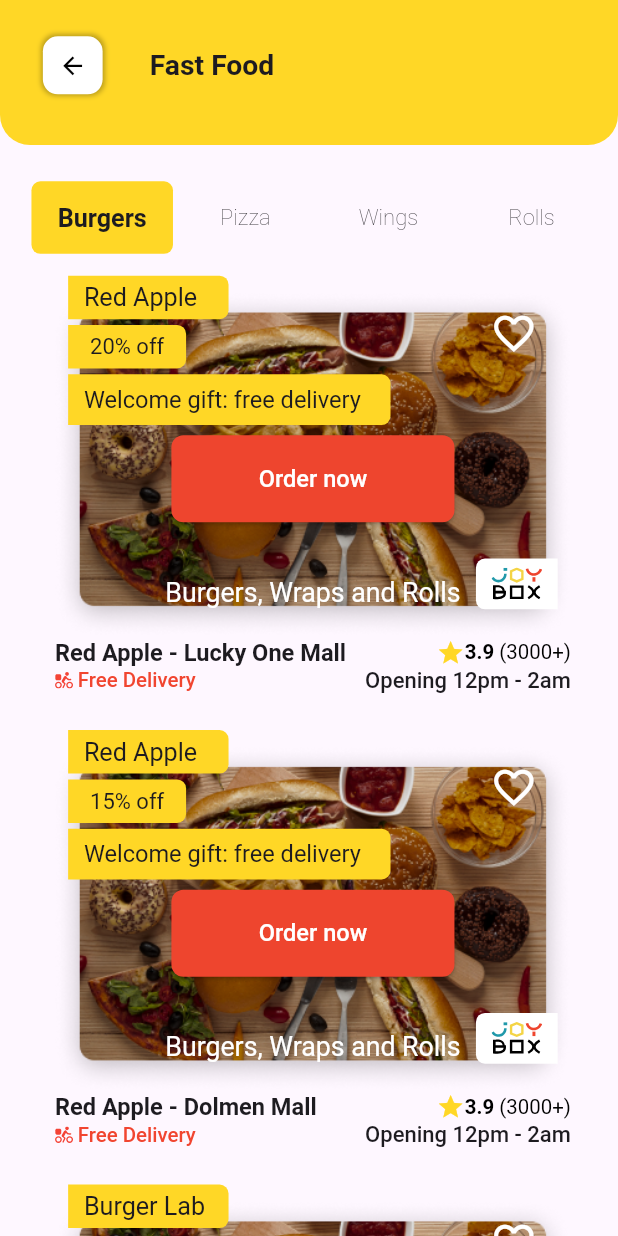
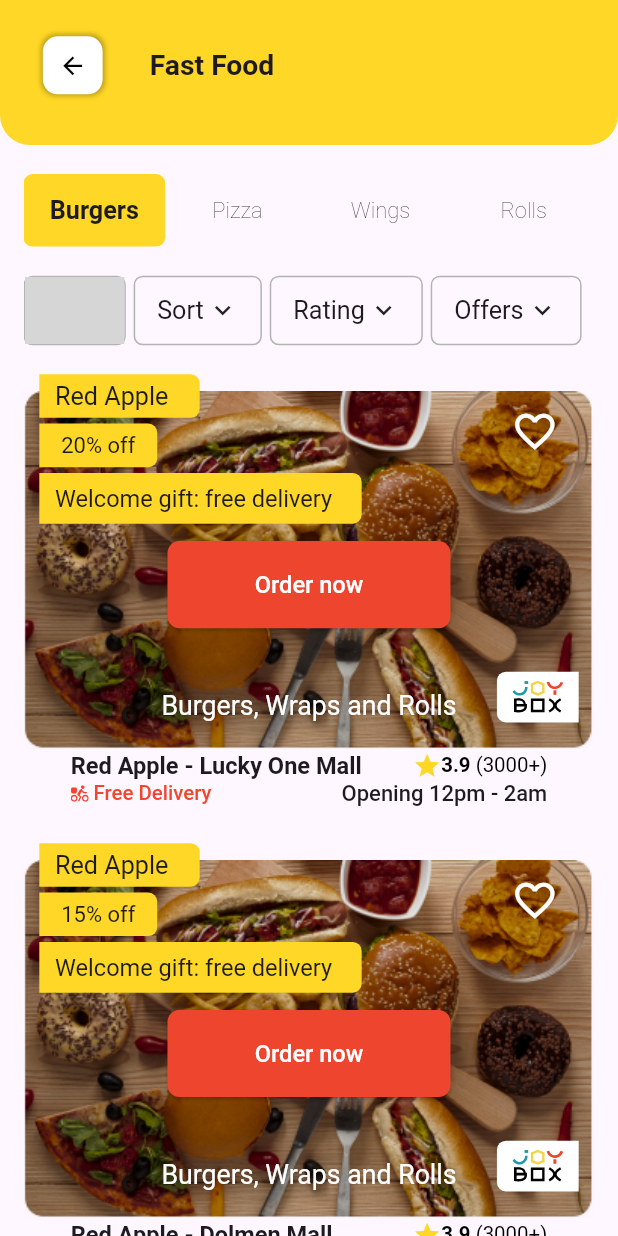
Before and after one commit to JoyBoxpk/joybox_app_v1.0.1, a Flutter app: the FastFoodMainScreen screen opened by its route, on a phone screen of 412 x 824 dp. Run offline on Flutter 3.47's test engine with Material 3 defaults, Android fonts, the phone set to English and light mode, and no system bars; our stand-ins replace cached_network_image, carousel_slider, flutter_advanced_switch, flutter_rating_bar, flutter_screenutil, flutter_svg and 4 more; missing offline and left inert: dart:ffi; accounts and stored records are empty; project files that could hold a hidden picture were left out; grey boxes are pictures that could not be loaded.

```diff
--- a/lib/view/Fast food/fast_food/fast_food_main/fast_food_main.dart
+++ b/lib/view/Fast food/fast_food/fast_food_main/fast_food_main.dart
@@ -1,10 +1,10 @@
 import 'package:flutter/material.dart';
 import 'package:flutter_screenutil/flutter_screenutil.dart';
+import 'package:flutter_svg/flutter_svg.dart';
 import 'package:joy_box_app/common_widgets/common_appbar.dart';
 import 'package:joy_box_app/res/color.dart';
 import 'package:joy_box_app/view/Fast%20food/fast_food/fast_food_main/model/tab_list_model.dart';
 import 'package:joy_box_app/view/Fast%20food/fast_food/fast_food_main/widgets/fast_food_list_widget.dart';
-
 
 class FastFoodMainScreen extends StatefulWidget {
   const FastFoodMainScreen({super.key});
@@ -35,24 +35,22 @@
     TabListModel.nuggetsRestaurantList,
   ];
 
-
   @override
   Widget build(BuildContext context) {
     return Scaffold(
-      appBar: CommonAppBar(
+      appBar: const CommonAppBar(
         text: "Fast Food",
       ),
       body: Container(
         width: double.infinity,
-        margin: EdgeInsets.only(left: 5.w),
+        margin: EdgeInsets.symmetric(horizontal: 15.w),
         child: CustomScrollView(
           slivers: <Widget>[
             SliverPadding(
-              padding: EdgeInsets.only(top: 25.h, bottom: 25.h, left: 15.w), // Adjust the value as needed
+              padding: EdgeInsets.only(top: 20.h, bottom: 20.h),
               sliver: SliverAppBar(
                 toolbarHeight: 50.h,
                 automaticallyImplyLeading: false,
-                // expandedHeight: 20.h,
                 flexibleSpace: FlexibleSpaceBar(
                   stretchModes: const [StretchMode.fadeTitle],
                   background: ListView.separated(
@@ -74,14 +72,16 @@
                           ),
                           alignment: Alignment.center,
                           width: 90.w,
-                          height: 30.h, // Adjusted height
+                          height: 48.h,
+                          // Adjusted height
                           child: Text(
                             tablist[index],
                             style: Theme.of(context)
                                 .textTheme
                                 .displaySmall!
                                 .copyWith(
-                              fontSize: _currentIndex == index ? 16.sp : 14.sp,
+                              fontSize:
+                              _currentIndex == index ? 16.sp : 14.sp,
                               fontWeight: _currentIndex == index
                                   ? FontWeight.w600
                                   : FontWeight.w200,
@@ -94,6 +94,40 @@
                   ),
                 ),
               ),
+            ),
+            SliverToBoxAdapter(
+              child: SingleChildScrollView(
+                scrollDirection: Axis.horizontal,
+                child: Row(
+                  children: [
+                    Container(
+                      alignment: Alignment.center,
+                      width: 65.w,
+                      height: 48.h,
+                      decoration: BoxDecoration(
+                        borderRadius: BorderRadius.circular(6.0),
+                        border: Border.all(
+                          color: Color(0xFFB3B3B3),
+                          width: 1,
+                        ),
+                      ),
+                      child: SvgPicture.asset(
+                          "assets/images/fast_food_screen_img1.svg"),
+                    ),
+                    SizedBox(width: 5.w),
+                    // Wrap DropdownButton with Container
+                    buildDropdownButton("Sort"),
+                    SizedBox(width: 5.w),
+                    // Repeat the same for other DropdownButtons
+                    buildDropdownButton("Rating"),
+                    SizedBox(width: 5.w),
+                    buildDropdownButton("Offers"),
+                  ],
+                ),
+              ),
+            ),
+            SliverToBoxAdapter(
+              child: SizedBox(height: 30.h),
             ),
             SliverList(
               delegate: SliverChildBuilderDelegate(
@@ -112,7 +146,50 @@
           ],
         ),
       ),
+    );
+  }
 
+  Widget buildDropdownButton(String hintText) {
+    return Container(
+      padding: EdgeInsets.symmetric(horizontal: 14.w),
+      alignment: Alignment.center,
+      height: 48.h,
+      // Adjusted height
+      decoration: BoxDecoration(
+        borderRadius: BorderRadius.circular(6.0),
+        border: Border.all(
+          color: const Color(0xFFB3B3B3),
+          width: 1,
+        ),
+      ),
+      child: PopupMenuButton<String>(
+        padding: EdgeInsets.zero,
+        itemBuilder: (BuildContext context) {
+          return tablist.map((String value) {
+            return PopupMenuItem<String>(
+              value: value,
+              child: Text(value),
+            );
+          }).toList();
+        },
+        onSelected: (_) {},
+        child: Container(
+          alignment: Alignment.center,
+          child: Row(
+            children: [
+              Text(
+                hintText,
+                style: Theme.of(context)
+                    .textTheme
+                    .displaySmall!
+                    .copyWith(fontSize: 16.sp),
+              ),
+              SizedBox(width: 2.w),
+              Icon(Icons.keyboard_arrow_down_outlined, size: 20.sp),
+            ],
+          ),
+        ),
+      ),
     );
   }
 }
--- a/lib/view/Fast food/fast_food/fast_food_main/model/tab_list_model.dart
+++ b/lib/view/Fast food/fast_food/fast_food_main/model/tab_list_model.dart
@@ -2,6 +2,7 @@
 
 class TabListModel {
   final String imagePath;
+  final double rating;
   final String title1;
   final String title2;
   final String subTitle;
@@ -9,8 +10,9 @@
   final String? welcomeGift; // Nullable welcomeGift
   final VoidCallback onPressed;
 
-   TabListModel({
+  TabListModel({
     required this.imagePath,
+    required this.rating,
     required this.title1,
     required this.title2,
     required this.subTitle,
@@ -22,6 +24,7 @@
 
   static final List<TabListModel> burgersRestaurantList = [
     TabListModel(
+      rating: 3.0,
       imagePath: "assets/images/hotel_img.png",
       title1: "Red Apple",
       title2: "Burgers, Wraps and Rolls",
@@ -31,6 +34,7 @@
       onPressed: (){},
     ),
     TabListModel(
+      rating: 2.5,
       imagePath: "assets/images/hotel_img.png",
       title1: "Red Apple",
       title2: "Burgers, Wraps and Rolls",
@@ -40,6 +44,7 @@
       onPressed: (){},
     ),
     TabListModel(
+      rating: 2.0,
       imagePath: "assets/images/hotel_img.png",
       title1: "Burger Lab",
       title2: "Burgers, Wraps and Rolls",
@@ -47,6 +52,7 @@
       onPressed: (){},
     ),
     TabListModel(
+      rating: 3.5,
       imagePath: "assets/images/hotel_img.png",
       title1: "Red Apple",
       title2: "Burgers, Wraps and Rolls",
@@ -56,6 +62,7 @@
       onPressed: (){},
     ),
     TabListModel(
+      rating: 1.5,
       imagePath: "assets/images/hotel_img.png",
       title1: "Burger Lab",
       title2: "Burgers, Wraps and Rolls",
@@ -63,6 +70,7 @@
       onPressed: (){},
     ),
     TabListModel(
+      rating: 4.0,
       imagePath: "assets/images/hotel_img.png",
       title1: "Red Apple",
       title2: "Burgers, Wraps and Rolls",
@@ -75,6 +83,7 @@
 
   static final List<TabListModel> pizzaRestaurantList = [
     TabListModel(
+      rating: 4.0,
       imagePath: "assets/images/hotel_img.png",
       title1: "Pizza Max",
       title2: "Fajita Pizza",
@@ -84,6 +93,7 @@
       onPressed: (){},
     ),
     TabListModel(
+      rating: 3.5,
       imagePath: "assets/images/hotel_img.png",
       title1: "Pizza 360",
       title2: "Fajita Pizza",
@@ -93,6 +103,7 @@
       onPressed: (){},
     ),
     TabListModel(
+      rating: 3.5,
       imagePath: "assets/images/hotel_img.png",
       title1: "Broadway",
       title2: "Chicken Spicy Pizza",
@@ -100,6 +111,7 @@
       onPressed: (){},
     ),
     TabListModel(
+      rating: 3.0,
       imagePath: "assets/images/hotel_img.png",
       title1: "Pizza Hut",
       title2: "Chicken Mayo Garlic Pizza",
@@ -109,6 +121,7 @@
       onPressed: (){},
     ),
     TabListModel(
+      rating: 2.5,
       imagePath: "assets/images/hotel_img.png",
       title1: "Broadway",
       title2: "Chicken Spicy Pizza",
@@ -116,6 +129,7 @@
       onPressed: (){},
     ),
     TabListModel(
+      rating: 2.0,
       imagePath: "assets/images/hotel_img.png",
       title1: "Pizza Hut",
       title2: "Chicken Mayo Garlic Pizza",
@@ -128,6 +142,7 @@
 
   static final List<TabListModel> wingsRestaurantList = [
     TabListModel(
+      rating: 2.5,
       imagePath: "assets/images/hotel_img.png",
       title1: "Red Apple",
       title2: "Burgers, Wraps and Rolls",
@@ -137,6 +152,7 @@
       onPressed: (){},
     ),
     TabListModel(
+      rating: 4.0,
       imagePath: "assets/images/hotel_img.png",
       title1: "Red Apple",
       title2: "Burgers, Wraps and Rolls",
@@ -146,6 +162,7 @@
       onPressed: (){},
     ),
     TabListModel(
+      rating: 1.5,
       imagePath: "assets/images/hotel_img.png",
       title1: "Burger Lab",
       title2: "Burgers, Wraps and Rolls",
@@ -153,6 +170,7 @@
       onPressed: (){},
     ),
     TabListModel(
+      rating: 3.5,
       imagePath: "assets/images/hotel_img.png",
       title1: "Red Apple",
       title2: "Burgers, Wraps and Rolls",
@@ -162,6 +180,7 @@
       onPressed: (){},
     ),
     TabListModel(
+      rating: 3.0,
       imagePath: "assets/images/hotel_img.png",
       title1: "Burger Lab",
       title2: "Burgers, Wraps and Rolls",
@@ -169,6 +188,7 @@
       onPressed: (){},
     ),
     TabListModel(
+      rating: 2.5,
       imagePath: "assets/images/hotel_img.png",
       title1: "Red Apple",
       title2: "Burgers, Wraps and Rolls",
@@ -181,6 +201,7 @@
 
   static final List<TabListModel> rollsRestaurantList = [
     TabListModel(
+      rating: 1.0,
       imagePath: "assets/images/hotel_img.png",
       title1: "Pizza Max",
       title2: "Fajita Pizza",
@@ -190,6 +211,7 @@
       onPressed: (){},
     ),
     TabListModel(
+      rating: 2.0,
       imagePath: "assets/images/hotel_img.png",
       title1: "Pizza 360",
       title2: "Fajita Pizza",
@@ -199,6 +221,7 @@
       onPressed: (){},
     ),
     TabListModel(
+      rating: 1.5,
       imagePath: "assets/images/hotel_img.png",
       title1: "Broadway",
       title2: "Chicken Spicy Pizza",
@@ -206,6 +229,7 @@
       onPressed: (){},
     ),
     TabListModel(
+      rating: 2.5,
       imagePath: "assets/images/hotel_img.png",
       title1: "Pizza Hut",
       title2: "Chicken Mayo Garlic Pizza",
@@ -215,6 +239,7 @@
       onPressed: (){},
     ),
     TabListModel(
+      rating: 3.0,
       imagePath: "assets/images/hotel_img.png",
       title1: "Broadway",
       title2: "Chicken Spicy Pizza",
@@ -222,6 +247,7 @@
       onPressed: (){},
     ),
     TabListModel(
+      rating: 3.5,
       imagePath: "assets/images/hotel_img.png",
       title1: "Pizza Hut",
       title2: "Chicken Mayo Garlic Pizza",
@@ -234,6 +260,7 @@
 
   static final List<TabListModel> sandwichRestaurantList = [
     TabListModel(
+      rating: 3.0,
       imagePath: "assets/images/hotel_img.png",
       title1: "Red Apple",
       title2: "Burgers, Wraps and Rolls",
@@ -243,6 +270,7 @@
       onPressed: (){},
     ),
     TabListModel(
+      rating: 2.0,
       imagePath: "assets/images/hotel_img.png",
       title1: "Red Apple",
       title2: "Burgers, Wraps and Rolls",
@@ -252,6 +280,7 @@
       onPressed: (){},
     ),
     TabListModel(
+      rating: 4.0,
       imagePath: "assets/images/hotel_img.png",
       title1: "Burger Lab",
       title2: "Burgers, Wraps and Rolls",
@@ -259,6 +288,7 @@
       onPressed: (){},
     ),
     TabListModel(
+      rating: 1.0,
       imagePath: "assets/images/hotel_img.png",
       title1: "Red Apple",
       title2: "Burgers, Wraps and Rolls",
@@ -268,6 +298,7 @@
       onPressed: (){},
     ),
     TabListModel(
+      rating: 2.5,
       imagePath: "assets/images/hotel_img.png",
       title1: "Burger Lab",
       title2: "Burgers, Wraps and Rolls",
@@ -275,6 +306,7 @@
       onPressed: (){},
     ),
     TabListModel(
+      rating: 1.0,
       imagePath: "assets/images/hotel_img.png",
       title1: "Red Apple",
       title2: "Burgers, Wraps and Rolls",
@@ -287,6 +319,7 @@
 
   static final List<TabListModel> nuggetsRestaurantList = [
     TabListModel(
+      rating: 3.0,
       imagePath: "assets/images/hotel_img.png",
       title1: "Pizza Max",
       title2: "Fajita Pizza",
@@ -296,6 +329,7 @@
       onPressed: (){},
     ),
     TabListModel(
+      rating: 3.0,
       imagePath: "assets/images/hotel_img.png",
       title1: "Pizza 360",
       title2: "Fajita Pizza",
@@ -305,6 +339,7 @@
       onPressed: (){},
     ),
     TabListModel(
+      rating: 4.0,
       imagePath: "assets/images/hotel_img.png",
       title1: "Broadway",
       title2: "Chicken Spicy Pizza",
@@ -312,6 +347,7 @@
       onPressed: (){},
     ),
     TabListModel(
+      rating: 2.0,
       imagePath: "assets/images/hotel_img.png",
       title1: "Pizza Hut",
       title2: "Chicken Mayo Garlic Pizza",
@@ -321,6 +357,7 @@
       onPressed: (){},
     ),
     TabListModel(
+      rating: 4.0,
       imagePath: "assets/images/hotel_img.png",
       title1: "Broadway",
       title2: "Chicken Spicy Pizza",
@@ -328,6 +365,7 @@
       onPressed: (){},
     ),
     TabListModel(
+      rating: 2.5,
       imagePath: "assets/images/hotel_img.png",
       title1: "Pizza Hut",
       title2: "Chicken Mayo Garlic Pizza",
--- a/lib/view/Fast food/fast_food/fast_food_main/widgets/fast_food_list_widget.dart
+++ b/lib/view/Fast food/fast_food/fast_food_main/widgets/fast_food_list_widget.dart
@@ -3,7 +3,6 @@
 import 'package:flutter_svg/svg.dart';
 import 'package:go_router/go_router.dart';
 import 'package:joy_box_app/view/Fast%20food/fast_food/fast_food_main/model/tab_list_model.dart';
-
 
 import '../../../../../common_widgets/common_elevated_button.dart';
 import '../../../../../common_widgets/custom_image_view.dart';
@@ -11,13 +10,13 @@
 import '../../../../../res/color.dart';
 import '../../../inner_fast_food_res_screen/inner_fastfood_res.dart';
 
-
 class FastFoodListWidget extends StatelessWidget {
   final TabListModel tabListItem;
 
-  const FastFoodListWidget(
-      {super.key,
-      required this.tabListItem}); // Added super call with key parameter
+  const FastFoodListWidget({
+    super.key,
+    required this.tabListItem,
+  });
 
   @override
   Widget build(BuildContext context) {
@@ -28,7 +27,7 @@
           children: [
             Image.asset(
               tabListItem.imagePath,
-              height: 240.h,
+              height: 250.h,
               fit: BoxFit.contain,
             ),
             Positioned(
@@ -194,7 +193,7 @@
                         fontWeight: FontWeight.w600,
                       ),
                 ),
-                Spacer(),
+                const Spacer(),
                 Row(
                   children: [
                     Icon(
```
Also changed, not shown: assets/images/hotel_img.png.
